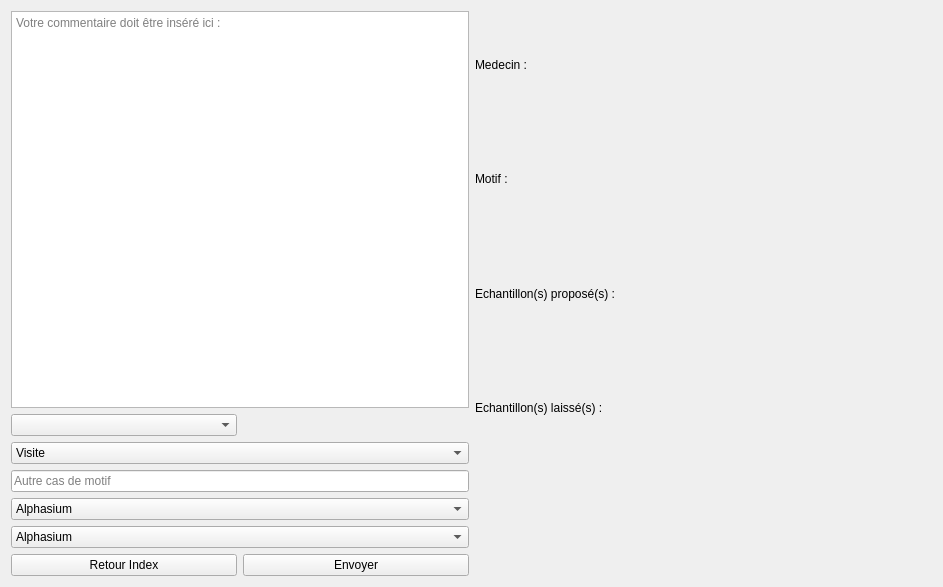
First picture: the form in front/ui/new_Rapport.ui, repository FabioF9/GSB-AppliVisiteur, before the edit.
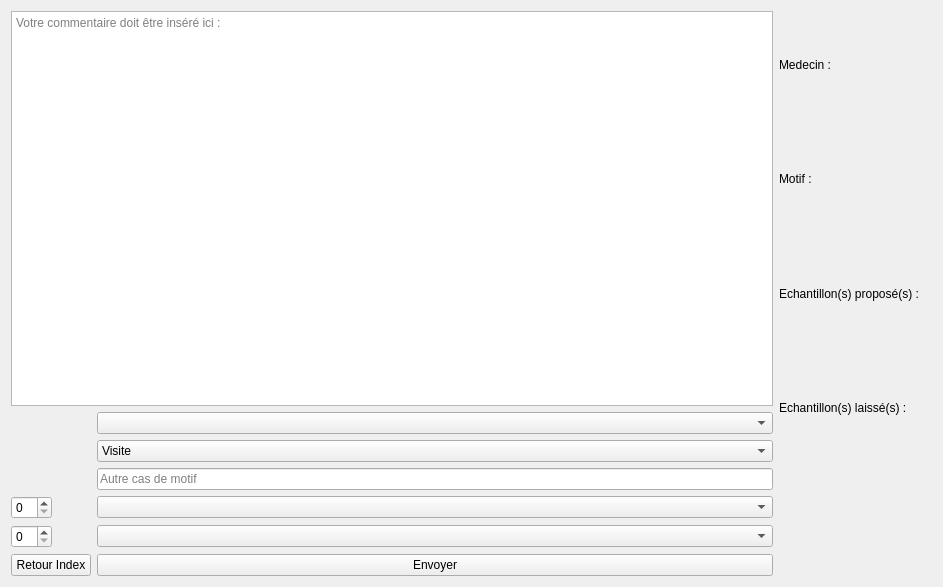
Second picture: the form after the edit. Icons and pictures are not drawn.

```diff
--- a/front/ui/new_Rapport.ui
+++ b/front/ui/new_Rapport.ui
@@ -17,7 +17,7 @@
    <item>
     <layout class="QHBoxLayout" name="horizontalLayout_5">
      <item>
-      <layout class="QGridLayout" name="gridLayout">
+      <layout class="QFormLayout" name="formLayout">
        <item row="0" column="0" colspan="2">
         <widget class="QTextEdit" name="rapport_comm">
          <property name="placeholderText">
@@ -25,10 +25,10 @@
          </property>
         </widget>
        </item>
-       <item row="1" column="0">
+       <item row="2" column="1">
         <widget class="QComboBox" name="rapport_medecins"/>
        </item>
-       <item row="2" column="0" colspan="2">
+       <item row="3" column="1">
         <widget class="QComboBox" name="rapport_motif">
          <item>
           <property name="text">
@@ -57,75 +57,39 @@
          </item>
         </widget>
        </item>
-       <item row="3" column="0" colspan="2">
+       <item row="4" column="1">
         <widget class="QLineEdit" name="rapport_motif_autre">
          <property name="placeholderText">
           <string>Autre cas de motif</string>
          </property>
         </widget>
        </item>
-       <item row="4" column="0" colspan="2">
-        <widget class="QComboBox" name="rapport_medoc1">
-         <item>
-          <property name="text">
-           <string>Alphasium</string>
-          </property>
-         </item>
-         <item>
-          <property name="text">
-           <string>Betasium</string>
-          </property>
-         </item>
-         <item>
-          <property name="text">
-           <string>Deltasium</string>
-          </property>
-         </item>
-         <item>
-          <property name="text">
-           <string>Gammasium</string>
-          </property>
-         </item>
-        </widget>
-       </item>
-       <item row="5" column="0" colspan="2">
-        <widget class="QComboBox" name="rapport_medoc2">
-         <item>
-          <property name="text">
-           <string>Alphasium</string>
-          </property>
-         </item>
-         <item>
-          <property name="text">
-           <string>Betasium</string>
-          </property>
-         </item>
-         <item>
-          <property name="text">
-           <string>Deltasium</string>
-          </property>
-         </item>
-         <item>
-          <property name="text">
-           <string>Gammasium</string>
-          </property>
-         </item>
-        </widget>
+       <item row="5" column="1">
+        <widget class="QComboBox" name="rapport_medicament1"/>
        </item>
        <item row="6" column="0">
+        <widget class="QSpinBox" name="rapport_nbr_medic2"/>
+       </item>
+       <item row="7" column="0">
         <widget class="QPushButton" name="rapport_to_index">
          <property name="text">
           <string>Retour Index</string>
          </property>
         </widget>
        </item>
-       <item row="6" column="1">
+       <item row="7" column="1">
         <widget class="QPushButton" name="rapport_datas">
          <property name="text">
           <string>Envoyer</string>
          </property>
         </widget>
        </item>
+       <item row="5" column="0">
+        <widget class="QSpinBox" name="rapport_nbr_medic1"/>
+       </item>
+       <item row="6" column="1">
+        <widget class="QComboBox" name="rapport_medicament2"/>
+       </item>
       </layout>
      </item>
      <item>
```
